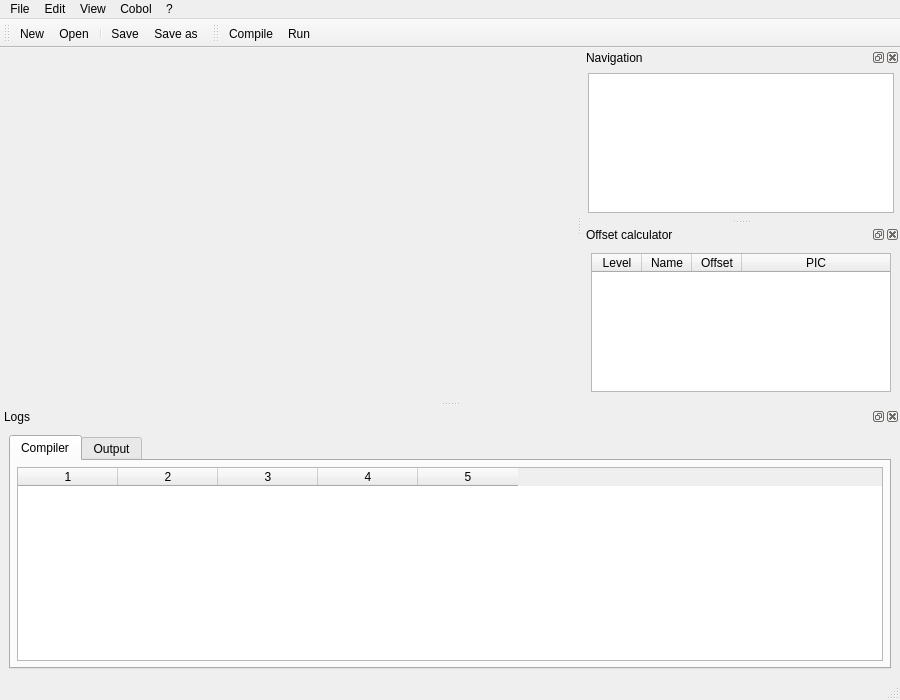
OpenCobolIDE/OpenCobolIDE, file oci/ui/ide.ui: the form before one commit.
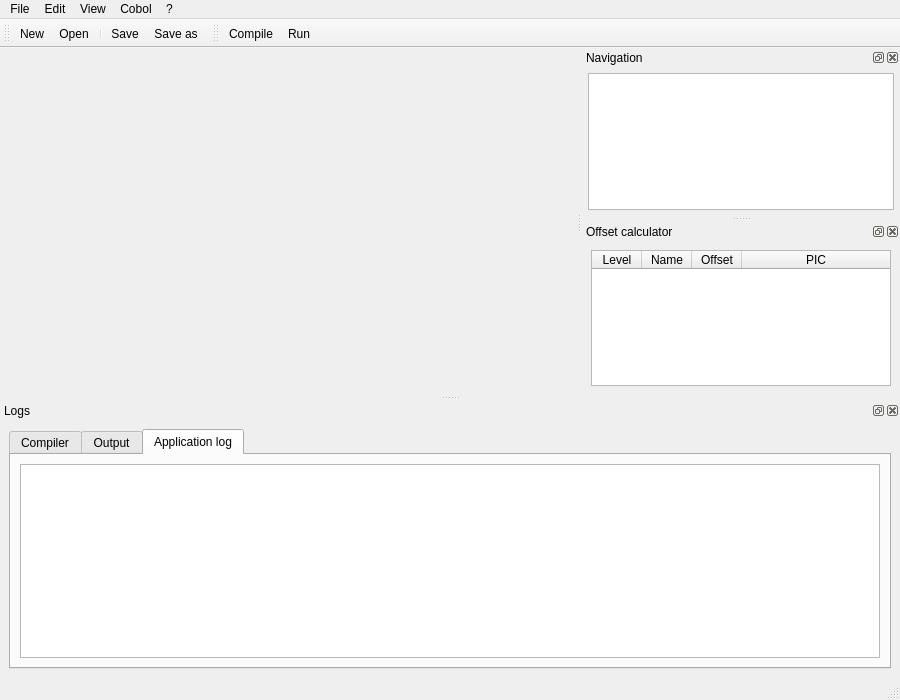
The form after the commit. Icons and pictures are not drawn. Custom widgets are drawn as their Qt base class.

```diff
--- a/oci/ui/ide.ui
+++ b/oci/ui/ide.ui
@@ -119,10 +119,10 @@
    </attribute>
    <widget class="QWidget" name="dockWidgetContents">
     <layout class="QGridLayout" name="gridLayout_3">
-     <item row="0" column="0">
+     <item row="1" column="0">
       <widget class="QTabWidget" name="tabWidgetLogs">
        <property name="currentIndex">
-        <number>0</number>
+        <number>2</number>
        </property>
        <widget class="QWidget" name="tabCompiler">
         <attribute name="icon">
@@ -176,6 +176,24 @@
          </item>
         </layout>
        </widget>
+       <widget class="QWidget" name="tabAppLog">
+        <attribute name="icon">
+         <iconset resource="ide.qrc">
+          <normaloff>:/ide-icons/rc/silex-32x32.png</normaloff>:/ide-icons/rc/silex-32x32.png</iconset>
+        </attribute>
+        <attribute name="title">
+         <string>Application log</string>
+        </attribute>
+        <layout class="QVBoxLayout" name="verticalLayout">
+         <item>
+          <widget class="QTextEdit" name="textEditLogs">
+           <property name="readOnly">
+            <bool>true</bool>
+           </property>
+          </widget>
+         </item>
+        </layout>
+       </widget>
       </widget>
      </item>
     </layout>
```
Left out of the diff: 70 changed lines with no effect on the pictures.
